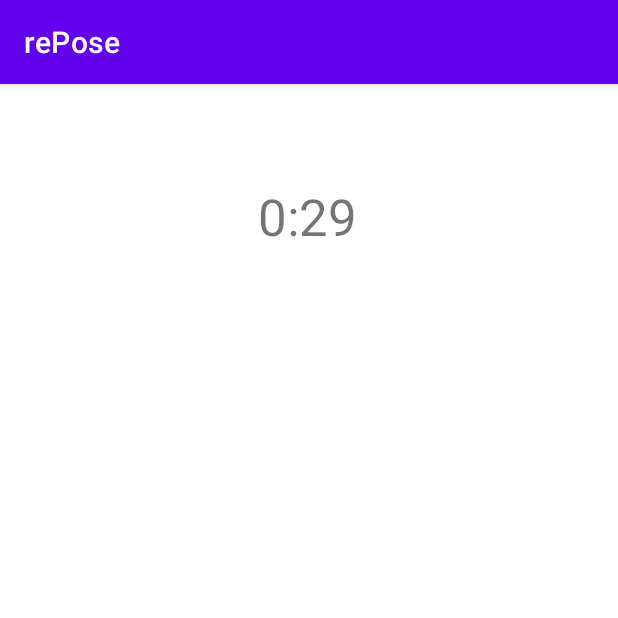
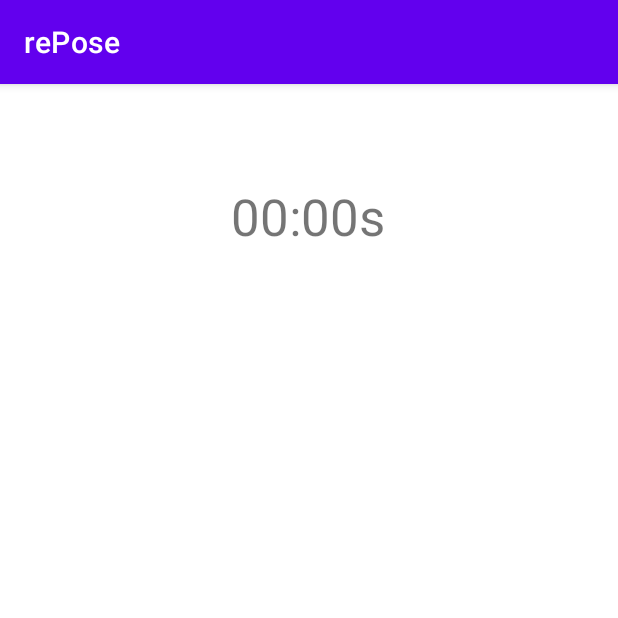
Before and after one commit to 401d11/repose, an Android app: the StretchPageActivity screen opened directly, with no data from a screen before it, after a tap on "START", on a phone screen of 412 x 824 dp, the top half of it. Run offline under Robolectric (Android 15) with nearby library versions, the phone set to English and light mode, and no system bars.

Commit message:
cleans up StretchActivity timer functionality

```diff
--- a/app/src/main/java/com/jrdevsolutions/repose/activities/StretchPageActivity.java
+++ b/app/src/main/java/com/jrdevsolutions/repose/activities/StretchPageActivity.java
@@ -3,37 +3,25 @@ package com.jrdevsolutions.repose.activities;
 import androidx.appcompat.app.AppCompatActivity;
 
 import android.annotation.SuppressLint;
+import android.content.Intent;
 import android.os.Bundle;
 import android.os.CountDownTimer;
 import android.os.Handler;
 import android.util.Log;
 import android.widget.Button;
 import android.widget.TextView;
+import android.widget.Toast;
 
 import com.jrdevsolutions.repose.R;
 
-import java.util.Timer;
-
 public class StretchPageActivity extends AppCompatActivity {
 
+    CountDownTimer cdTimer;
     TextView timerTextView;
     Button timerButton;
     long millisLeft = 30000;
     long min = 0;
     long sec = 0;
-
-    boolean isTimerAlreadyRunning;
-        CountDownTimer cdTimer;
-
-    public void timerPause() {
-        cdTimer.cancel();
-    }
-
-    private void timerResume() {
-        Log.i("min", Long.toString(min));
-        Log.i("Sec", Long.toString(sec));
-        timerHandler.postDelayed(timerRunnable, 0);
-    }
 
     Handler timerHandler = new Handler();
     Runnable timerRunnable = new Runnable() {
@@ -50,23 +38,19 @@ public class StretchPageActivity extends AppCompatActivity {
                     min = (milliTillFinish / (1000 * 60));
                     sec = ((milliTillFinish / 1000) - min * 60);
 
-                        if(sec >= 10){
-                        timerTextView.setText(Long.toString(min) + ":" + Long.toString(sec));
-                        } else timerTextView.setText(Long.toString(min) + ":0" + Long.toString(sec));
+                    if(sec >= 10 && min == 0){
+                    timerTextView.setText("0" + Long.toString(min) + ":" + Long.toString(sec) + "s");
+                    } else timerTextView.setText("0" + Long.toString(min) + ":0" + Long.toString(sec) + "s");
 
                     Log.i("Tick", "Tock");
                 }
 
-
                 public void onFinish() {
-                        timerTextView.setText("Done");
+                    timerTextView.setText(R.string.GoodJob);
                     millisLeft = 30000;
-                        timerButton.setText("Start");
-                        isTimerAlreadyRunning = false;
+                    timerButton.setText(R.string.Start);
                 }
-                };
-
-                cdTimer.start();
+            }.start();
         }
     };
 
@@ -75,37 +59,40 @@ public class StretchPageActivity extends AppCompatActivity {
         super.onCreate(savedInstanceState);
         setContentView(R.layout.activity_stretch_page);
 
-            isTimerAlreadyRunning = false;
-
         timerTextView = (TextView) findViewById(R.id.timerTextView);
 
-            timerButton = (Button) findViewById(R.id.timerButton);
+        Button endButton = findViewById(R.id.endButton);
+        endButton.setOnClickListener(view -> {
+            Intent routinesActivityIntent = new Intent(this, RoutinesActivity.class);
+            startActivity(routinesActivityIntent);
+        });
+
+        timerButton = findViewById(R.id.timerButton);
         timerButton.setText(R.string.Start);
         timerButton.setOnClickListener(view -> {
             if(timerButton.getText().equals("Start")){
                 Log.i("Started", timerButton.getText().toString());
-                    timerButton.setText("Pause");
-                    timerHandler.postDelayed(timerRunnable, 0);
-//                    cdTimer.onTick(30*1000);
+                timerButton.setText(R.string.Pause);
+                timerHandler.postDelayed(timerRunnable, 5000);
+                Toast.makeText(StretchPageActivity.this, "Your stretch will begin in 5 seconds!", Toast.LENGTH_LONG).show();
             } else if (timerButton.getText().equals("Pause")){
                 Log.i("Paused", timerButton.getText().toString());
-                    timerButton.setText("Resume");
+                timerButton.setText(R.string.Resume);
                 timerPause();
             } else if (timerButton.getText().equals("Resume")){
-                    timerButton.setText("Pause");
+                timerButton.setText(R.string.Pause);
                 timerResume();
             }
         });
     }
 
-        @Override
-        public void onPause() {
-            super.onPause();
-            timerHandler.removeCallbacks(timerRunnable);
-            Button b = (Button)findViewById(R.id.timerButton);
-            b.setText(R.string.Start);
+    public void timerPause() {
+        cdTimer.cancel();
     }
 
-
-
+    private void timerResume() {
+        Log.i("min", Long.toString(min));
+        Log.i("Sec", Long.toString(sec));
+        timerHandler.postDelayed(timerRunnable, 0);
     }
+}
--- a/app/src/main/res/values/strings.xml
+++ b/app/src/main/res/values/strings.xml
@@ -25,4 +25,5 @@
     <string name="VerificationCode">Verification Code</string>
     <string name="Verify">Verify</string>
     <string name="Stop">Stop</string>
+    <string name="Resume">Resume</string>
 </resources>
```
Lines whose indentation alone changed are shown as unchanged.
